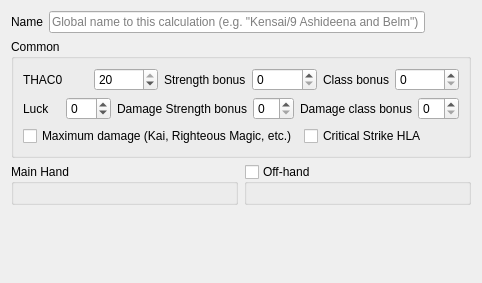
moebiusproject/moebiustoolkit, file src/damagecalculationwidget.ui: the form before one commit.
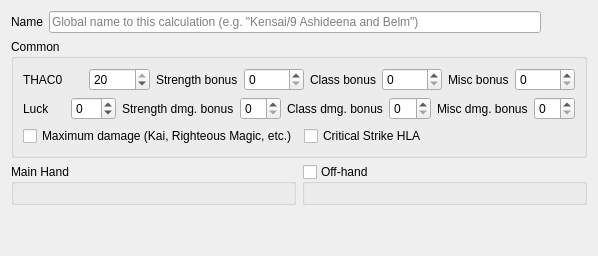
The form after the commit. Custom widgets are drawn as their Qt base class.

Commit message: Give a shot to a 3rd TH/DMG pair of controls

What changed in the file:
```diff
--- a/src/damagecalculationwidget.ui
+++ b/src/damagecalculationwidget.ui
@@ -6,8 +6,8 @@
    <rect>
     <x>0</x>
     <y>0</y>
-    <width>482</width>
-    <height>283</height>
+    <width>598</width>
+    <height>256</height>
    </rect>
   </property>
   <layout class="QVBoxLayout" name="verticalLayout_9">
@@ -84,6 +84,16 @@
         <item>
          <widget class="QSpinBox" name="classThac0Bonus"/>
         </item>
+        <item>
+         <widget class="QLabel" name="miscThac0BonusLabel">
+          <property name="text">
+           <string>Misc bonus</string>
+          </property>
+         </widget>
+        </item>
+        <item>
+         <widget class="QSpinBox" name="miscThac0Bonus"/>
+        </item>
        </layout>
       </item>
       <item>
@@ -108,7 +118,7 @@
         <item>
          <widget class="QLabel" name="strengthDamageBonusLabel">
           <property name="text">
-           <string>Damage Strength bonus</string>
+           <string>Strength dmg. bonus</string>
           </property>
          </widget>
         </item>
@@ -118,13 +128,23 @@
         <item>
          <widget class="QLabel" name="classDamageBonusLabel">
           <property name="text">
-           <string>Damage class bonus</string>
+           <string>Class dmg. bonus</string>
           </property>
          </widget>
         </item>
         <item>
          <widget class="QSpinBox" name="classDamageBonus"/>
         </item>
+        <item>
+         <widget class="QLabel" name="miscDamageBonusLabel">
+          <property name="text">
+           <string>Misc dmg. bonus</string>
+          </property>
+         </widget>
+        </item>
+        <item>
+         <widget class="QSpinBox" name="miscDamageBonus"/>
+        </item>
        </layout>
       </item>
       <item>
```
The commit also changes 1 other file.
